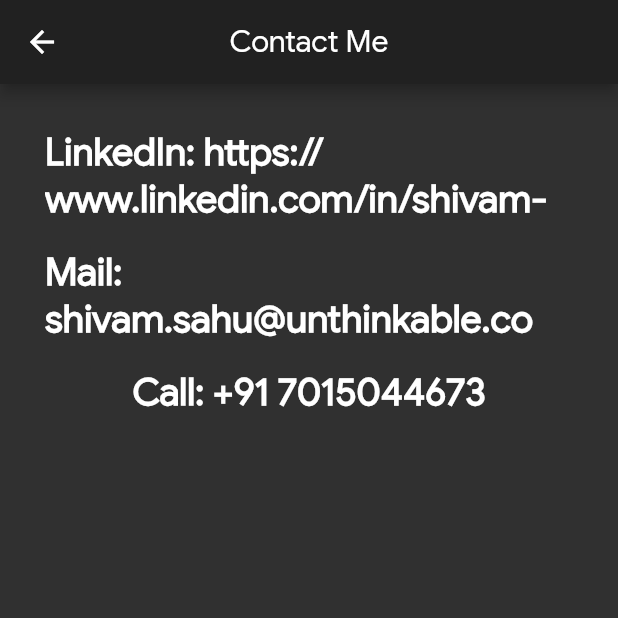
After one commit to shivmsahu/profile, a Flutter app: the ContactScreenPC screen opened directly, after a tap on "LinkedIn: https://www.linkedin.com/in/sh", on a phone screen of 412 x 824 dp, the top half of it. The commit adds this screen. Run offline on Flutter 3.47's test engine with Material 2 defaults, Android fonts, the phone set to English and light mode, and no system bars.

Commit message:
added different contact page for non android/ios devices

```diff
--- a/lib/contact.dart
+++ b/lib/contact.dart
@@ -12,7 +12,7 @@ class ContactScreen extends StatelessWidget {
   }
 
   _mail() async {
-    const url = 'mailto:shivamsahu.ss27@gmail.com';
+    const url = 'mailto:shivam.sahu@unthinkable.co';
     if (await canLaunch(url)) {
       await launch(url);
     } else {
--- /dev/null
+++ b/lib/contactpc.dart
@@ -0,0 +1,86 @@
+import 'package:flutter/material.dart';
+import 'package:url_launcher/url_launcher.dart';
+
+class ContactScreenPC extends StatelessWidget {
+  _linkedin() async {
+    const url = 'https://www.linkedin.com/in/shivam-sahu-7baa78168/';
+    if (await canLaunch(url)) {
+      await launch(url);
+    } else {
+      throw 'Could not launch $url';
+    }
+  }
+
+  _mail() async {
+    const url = 'mailto:shivam.sahu@unthinkable.co';
+    if (await canLaunch(url)) {
+      await launch(url);
+    } else {
+      throw 'Could not mail $url';
+    }
+  }
+
+  @override
+  Widget build(BuildContext context) {
+    return Container(
+      child: SafeArea(
+        child: Scaffold(
+          appBar: AppBar(
+            centerTitle: true,
+            title: Text(
+              'Contact Me',
+            ),
+          ),
+          body: Center(
+            child: Column(
+              children: [
+                Container(
+                  height: 60,
+                  margin: EdgeInsets.fromLTRB(30, 30, 30, 10),
+                  child: InkWell(
+                    child: Text(
+                      'LinkedIn: https://www.linkedin.com/in/shivam-sahu-7baa78168/',
+                      style: TextStyle(
+                        fontSize: 25,
+                        fontWeight: FontWeight.bold,
+                        color: Colors.white,
+                      ),
+                    ),
+                    onTap: _linkedin,
+                  ),
+                ),
+                Container(
+                  height: 60,
+                  margin: EdgeInsets.fromLTRB(30, 10, 30, 10),
+                  child: InkWell(
+                    child: Text(
+                      'Mail: shivam.sahu@unthinkable.co',
+                      style: TextStyle(
+                        fontSize: 25,
+                        fontWeight: FontWeight.bold,
+                        color: Colors.white,
+                      ),
+                    ),
+                    onTap: _mail,
+                  ),
+                ),
+                Container(
+                  height: 60,
+                  margin: EdgeInsets.fromLTRB(30, 10, 30, 10),
+                  child: Text(
+                    'Call: +91 7015044673',
+                    style: TextStyle(
+                      fontSize: 25,
+                      fontWeight: FontWeight.bold,
+                      color: Colors.white,
+                    ),
+                  ),
+                ),
+              ],
+            ),
+          ),
+        ),
+      ),
+    );
+  }
+}
```
Also changed, not shown: lib/homescreen.dart (+19 -3 lines), 1 other file.
